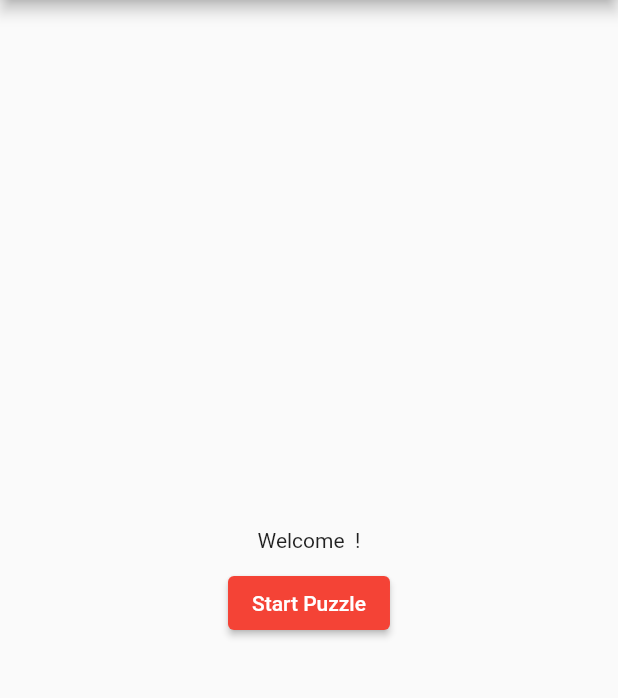
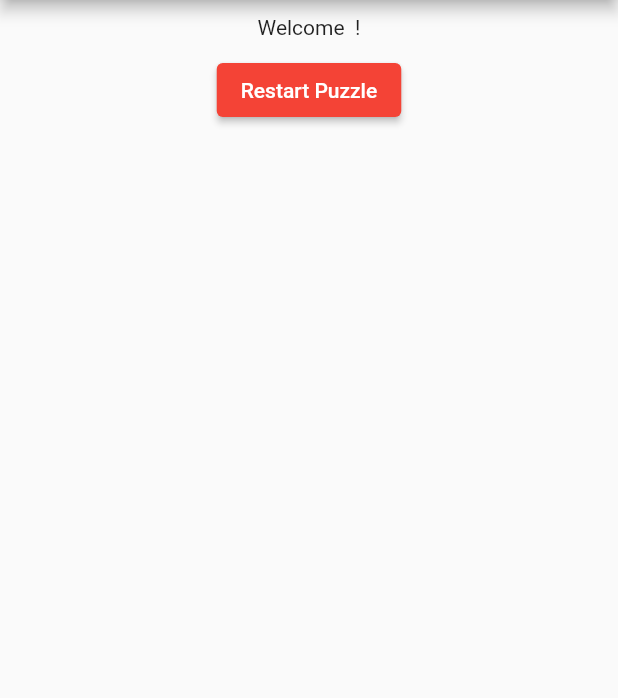
Before and after one commit to iamartyaa/eLitmus, a Flutter app: the HomeScreen screen opened directly, on a phone screen of 412 x 824 dp, the part 84-782 px from its top. Run offline on Flutter 3.47's test engine with Material 2 defaults, Android fonts, the phone set to English and light mode, and no system bars; our stand-ins replace cloud_firestore, firebase_auth, firebase_core, fluttertoast; missing offline and left inert: dart:ffi; accounts and stored records are empty.

Commit message:
almost done

```diff
--- a/lib/main.dart
+++ b/lib/main.dart
@@ -16,6 +16,7 @@ class MyApp extends StatelessWidget {
   Widget build(BuildContext context) {
     return MaterialApp(
       title: 'Pirate Hunt',
+      debugShowCheckedModeBanner: false,
       theme: ThemeData(
         primarySwatch: Colors.red,
       ),
--- a/lib/screens/home_screen.dart
+++ b/lib/screens/home_screen.dart
@@ -43,13 +43,13 @@ class _HomeScreenState extends State<HomeScreen> {
         child: ListView(
           padding: const EdgeInsets.all(0),
           children: [
-            const DrawerHeader(
-              decoration: BoxDecoration(
+            DrawerHeader(
+              decoration: const BoxDecoration(
                 color: Colors.redAccent,
               ),
-              child: CircleAvatar(
-                radius: 10,
-                backgroundColor: Colors.amber,
+              child: Image.asset(
+                "assets/avatar.png",
+                fit: BoxFit.contain,
               ),
             ),
             ListTile(
@@ -87,7 +87,7 @@ class _HomeScreenState extends State<HomeScreen> {
           ? Center(
               child: Container(
                 child: Column(
-                  mainAxisAlignment: MainAxisAlignment.center,
+                  mainAxisAlignment: loggedInUser.score !=null ? MainAxisAlignment.start: MainAxisAlignment.center,
                   children: [
                     Padding(
                       padding: EdgeInsets.all(10),
@@ -98,16 +98,20 @@ class _HomeScreenState extends State<HomeScreen> {
                     ElevatedButton(
                       onPressed: () {
                         setState(() {
-                          gameState=0;
+                          gameState = 0;
                         });
                       },
-                      child: Text('Start Puzzle'),
+                      child: Text(loggedInUser.score !=null? 'Restart Puzzle' : 'Start Puzzle'),
                     ),
                   ],
                 ),
               ),
             )
-          : Game(game: gameState, name: loggedInUser.userName, email: loggedInUser.email, score: loggedInUser.score),
+          : Game(
+              game: gameState,
+              name: loggedInUser.userName,
+              email: loggedInUser.email,
+              score: loggedInUser.score),
     );
   }
 
--- a/pubspec.yaml
+++ b/pubspec.yaml
@@ -66,6 +66,7 @@ flutter:
   assets:
     - assets/logo.png
     - assets/onepiecemap.png
+    - assets/avatar.png
 
   # An image asset can refer to one or more resolution-specific "variants", see
   # https://flutter.dev/assets-and-images/#resolution-aware
```
Also changed, not shown: lib/widgets/game.dart (+10 -2 lines), assets/avatar.png (added).
